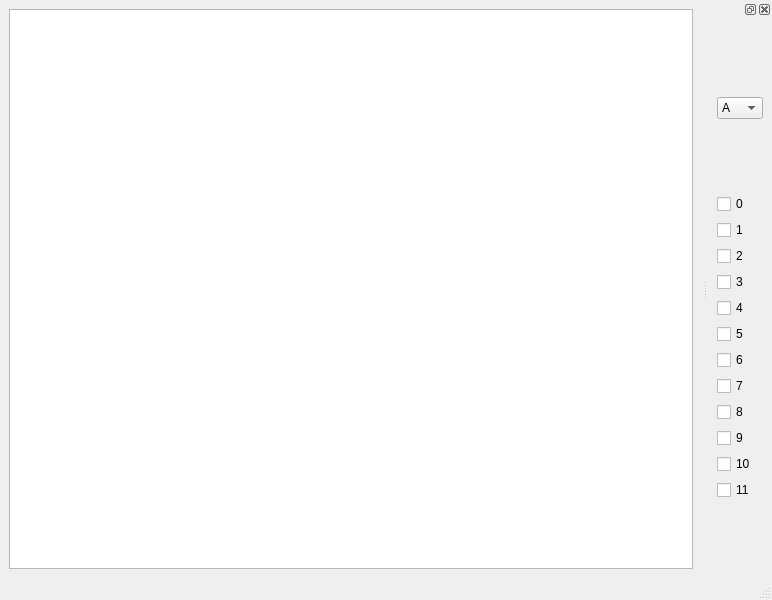
MichaelKolesnikov/MusicalModeFretboardVisualizer, file MainWindow.ui: the form before one commit.
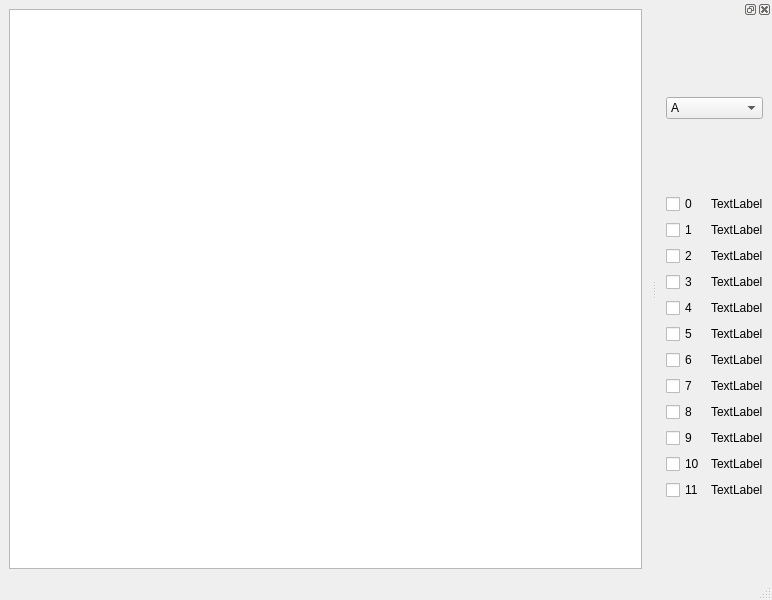
The form after the commit.

Diff of the .ui file:
```diff
--- a/MainWindow.ui
+++ b/MainWindow.ui
@@ -223,6 +223,90 @@
          </attribute>
         </widget>
        </item>
+       <item row="0" column="1">
+        <widget class="QLabel" name="label">
+         <property name="text">
+          <string>TextLabel</string>
+         </property>
+        </widget>
+       </item>
+       <item row="1" column="1">
+        <widget class="QLabel" name="label_2">
+         <property name="text">
+          <string>TextLabel</string>
+         </property>
+        </widget>
+       </item>
+       <item row="2" column="1">
+        <widget class="QLabel" name="label_3">
+         <property name="text">
+          <string>TextLabel</string>
+         </property>
+        </widget>
+       </item>
+       <item row="3" column="1">
+        <widget class="QLabel" name="label_4">
+         <property name="text">
+          <string>TextLabel</string>
+         </property>
+        </widget>
+       </item>
+       <item row="4" column="1">
+        <widget class="QLabel" name="label_5">
+         <property name="text">
+          <string>TextLabel</string>
+         </property>
+        </widget>
+       </item>
+       <item row="5" column="1">
+        <widget class="QLabel" name="label_6">
+         <property name="text">
+          <string>TextLabel</string>
+         </property>
+        </widget>
+       </item>
+       <item row="6" column="1">
+        <widget class="QLabel" name="label_7">
+         <property name="text">
+          <string>TextLabel</string>
+         </property>
+        </widget>
+       </item>
+       <item row="7" column="1">
+        <widget class="QLabel" name="label_8">
+         <property name="text">
+          <string>TextLabel</string>
+         </property>
+        </widget>
+       </item>
+       <item row="8" column="1">
+        <widget class="QLabel" name="label_9">
+         <property name="text">
+          <string>TextLabel</string>
+         </property>
+        </widget>
+       </item>
+       <item row="9" column="1">
+        <widget class="QLabel" name="label_10">
+         <property name="text">
+          <string>TextLabel</string>
+         </property>
+        </widget>
+       </item>
+       <item row="10" column="1">
+        <widget class="QLabel" name="label_11">
+         <property name="text">
+          <string>TextLabel</string>
+         </property>
+        </widget>
+       </item>
+       <item row="11" column="1">
+        <widget class="QLabel" name="label_12">
+         <property name="text">
+          <string>TextLabel</string>
+         </property>
+        </widget>
+       </item>
       </layout>
      </item>
     </layout>
```
Left out of the diff: 120 changed lines with no effect on the pictures.
